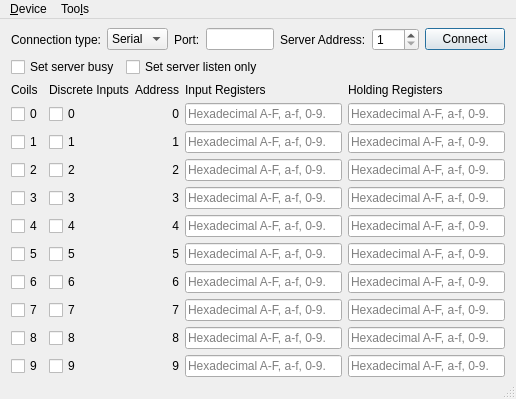
The window that Qt/my_programm/MODBUS/serialbus/modbus/slave/src/ui/mainwindow.ui (RinatB2017/mega_GIT) describes before a commit, drawn with Qt 5.
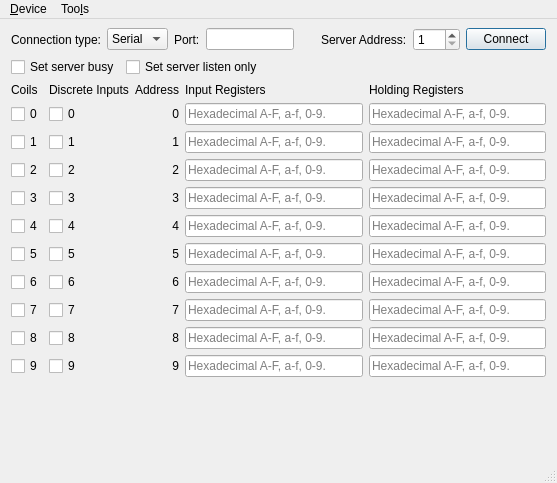
The same window after the commit. Icons and pictures are not drawn.

```diff
--- a/Qt/my_programm/MODBUS/serialbus/modbus/slave/src/ui/mainwindow.ui
+++ b/Qt/my_programm/MODBUS/serialbus/modbus/slave/src/ui/mainwindow.ui
@@ -6,8 +6,8 @@
    <rect>
     <x>0</x>
     <y>0</y>
-    <width>516</width>
-    <height>396</height>
+    <width>557</width>
+    <height>483</height>
    </rect>
   </property>
   <property name="windowTitle">
@@ -752,8 +752,8 @@
     <rect>
      <x>0</x>
      <y>0</y>
-     <width>516</width>
-     <height>21</height>
+     <width>557</width>
+     <height>29</height>
     </rect>
    </property>
    <widget class="QMenu" name="menu_Device">
```
Left out of the diff: 10 changed lines with no effect on the pictures.
